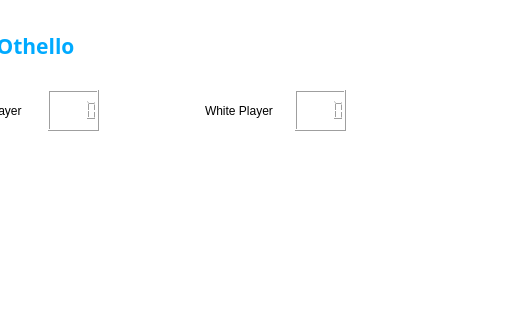
Above: InterfaceGraphique/mainwindow.ui from LouisTrezzini/tdlog-boardgame-ai before the change; both pictures show x 435 to 950 and y 0 to 320 of the 950 by 856 pixel window. Below: the same form after it.
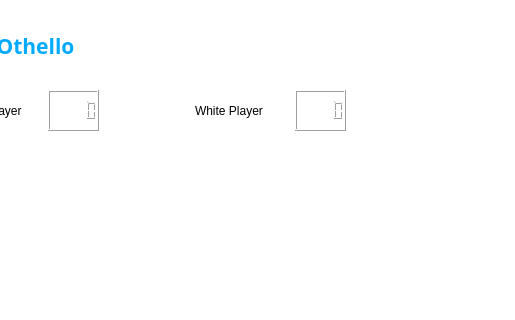
That is the form after the change. Icons and pictures are not drawn.

The edit to the form file:
```diff
--- a/InterfaceGraphique/mainwindow.ui
+++ b/InterfaceGraphique/mainwindow.ui
@@ -259,9 +259,9 @@
      <widget class="QLabel" name="namePlayer2">
       <property name="geometry">
        <rect>
-        <x>640</x>
+        <x>630</x>
         <y>10</y>
-        <width>81</width>
+        <width>91</width>
         <height>41</height>
        </rect>
       </property>
```
